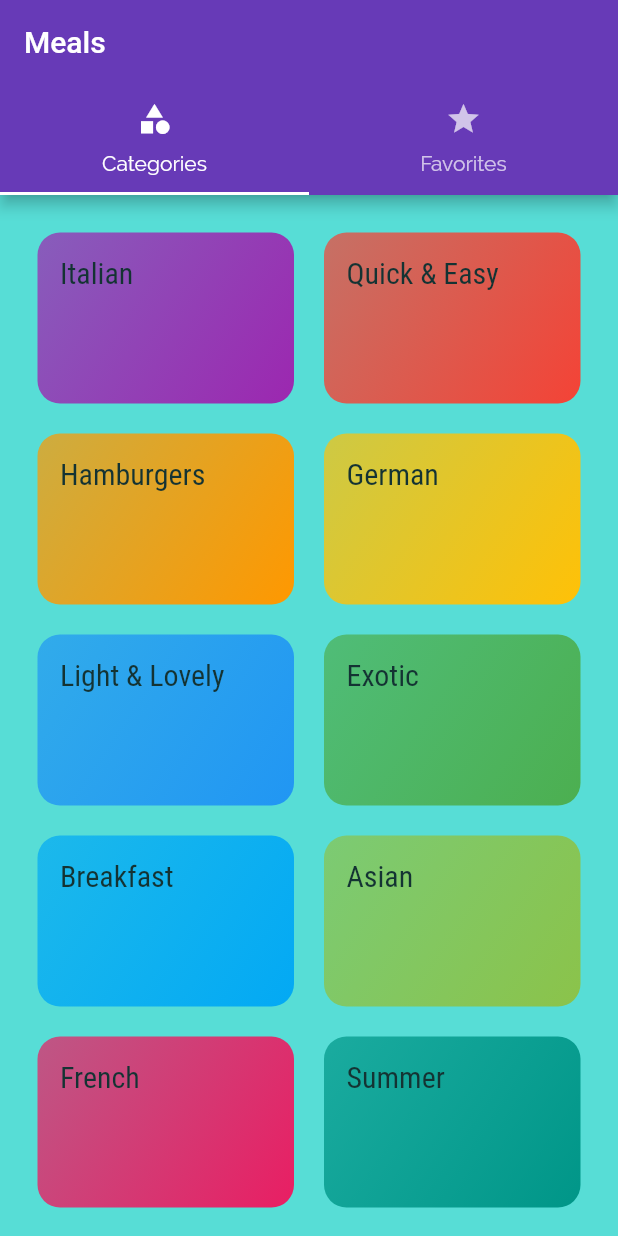
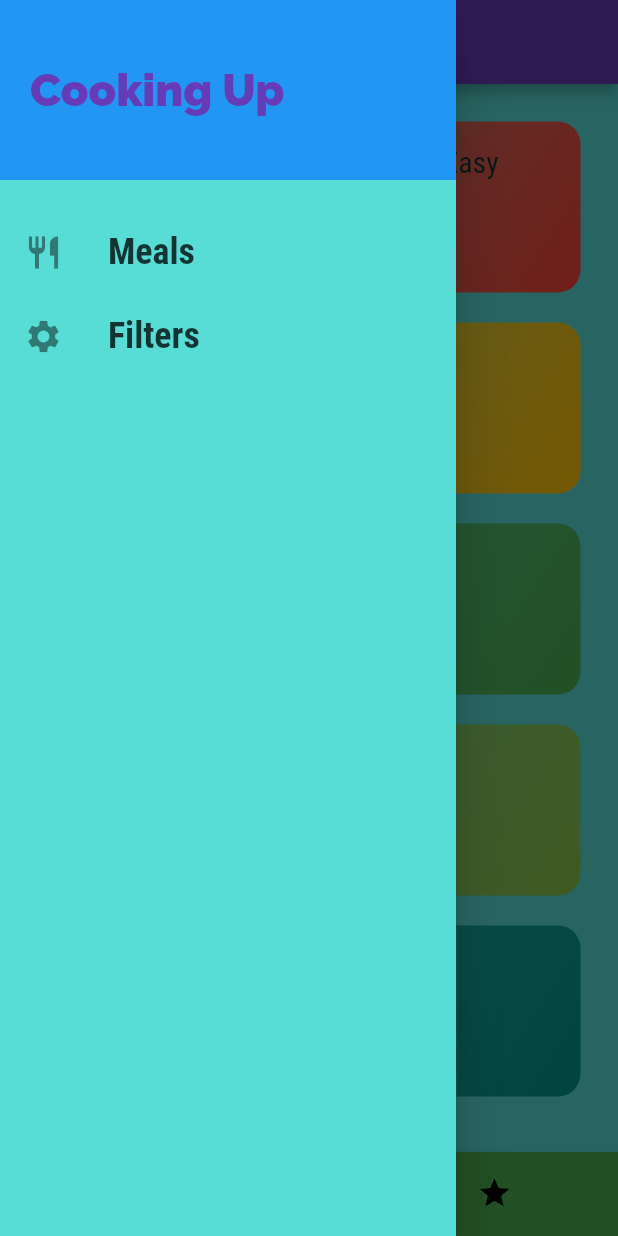
Before and after one commit to Bhautik-Bhalala/MEALS_APP, a Flutter app: the screen it shows after launch, with the side drawer open (before the commit the screen has no drawer), on a phone screen of 412 x 824 dp. Run offline on Flutter 3.47's test engine with Material 2 defaults, Android fonts, the phone set to English and light mode, and no system bars.

Commit message:
nav bar and filters structure

```diff
--- a/lib/Drawer.dart
+++ b/lib/Drawer.dart
@@ -0,0 +1,52 @@
+import 'package:flutter/material.dart';
+
+class Drawer1 extends StatelessWidget {
+  const Drawer1({Key? key}) : super(key: key);
+
+  Widget buildTile(String title , IconData icon , String nav , BuildContext context){
+    return  ListTile(
+      leading: Icon(
+        icon,
+        size: 26,
+      ),
+      title: Text(title,
+        style: TextStyle(
+          fontSize:24 ,
+          fontFamily: 'RobotoCondensed',
+          fontWeight: FontWeight.bold,
+        ),
+      ),
+      onTap: (){
+        Navigator.of(context).pushReplacementNamed(nav);
+      },
+    );
+  }
+
+  @override
+  Widget build(BuildContext context) {
+    return Column(
+      children: <Widget>[
+        Container(
+          height: 120,
+          width: double.infinity,
+          padding: EdgeInsets.all(20),
+          alignment: Alignment.centerLeft,
+          color: Theme.of(context).accentColor,
+          child: Text(
+            'Cooking Up',
+            style: TextStyle(
+              fontWeight: FontWeight.w900,
+              fontSize: 30,
+              color: Theme.of(context).primaryColor,
+            ),
+          ),
+        ),
+        SizedBox(
+          height: 20,
+        ),
+        buildTile('Meals', Icons.restaurant ,'/',context),
+        buildTile('Filters', Icons.settings,'/filters',context)
+      ],
+    );
+  }
+}
--- a/lib/filters.dart
+++ b/lib/filters.dart
@@ -0,0 +1,21 @@
+import 'package:flutter/material.dart';
+import 'package:meals_app/Drawer.dart';
+
+class Filterss extends StatelessWidget {
+  const Filterss({Key? key}) : super(key: key);
+
+  static const routeName = '/filters';
+
+  @override
+  Widget build(BuildContext context) {
+    return Scaffold(
+      appBar: AppBar(
+        title: Text('Your Filters'),
+      ),
+      drawer: Drawer(
+        child: Drawer1(),
+      ),
+      body: Container(),
+    );
+  }
+}
--- a/lib/main.dart
+++ b/lib/main.dart
@@ -1,5 +1,6 @@
 import 'package:flutter/material.dart';
 import 'package:meals_app/catagoriesScreen.dart';
+import 'package:meals_app/filters.dart';
 import 'package:meals_app/mesls_details.dart';
 import 'package:meals_app/tabs.dart';
 import 'categorymealsscreen.dart';
@@ -36,6 +37,7 @@ class MyApp extends StatelessWidget {
         '/' :(ctx)=> Tabs(),
         CategoryMealsScreen.routeName :(ctx) => CategoryMealsScreen(),
         MealDetail.routename :(ctx) => MealDetail(),
+        Filterss.routeName : (ctx) => Filterss(),
       },
       onGenerateRoute: (settings){
         print(settings.arguments);
--- a/lib/tabs.dart
+++ b/lib/tabs.dart
@@ -1,4 +1,5 @@
 import 'package:flutter/material.dart';
+import 'package:meals_app/Drawer.dart';
 import 'package:meals_app/catagoriesScreen.dart';
 import 'package:meals_app/fav.dart';
 
@@ -8,33 +9,53 @@ class Tabs extends StatefulWidget {
 }
 
 class _TabState extends State<Tabs> {
+  final List<Map<String , Widget>> _pages = [
+    {'page' : Categories() , 'title' : Text('Categories')},
+    {'page' : Fav() , 'title' : Text('Your Favourites')},
+  ];
+
+  int _selelctedpageindex = 0;
+
+  void _selectpage(int index) {
+    setState(() {
+      _selelctedpageindex = index;
+    });
+  }
+
   @override
   Widget build(BuildContext context) {
-    return DefaultTabController(
-      length: 2,
-      child: Scaffold(
-        appBar: AppBar(
-          title: Text('Meals'),
-          bottom: TabBar(
-            tabs: <Widget>[
-              Tab(
-                icon: Icon(Icons.category),
-                text: 'Categories',
-              ),
-              Tab(
-                icon: Icon(Icons.star),
-                text: 'Favorites',
-              ),
-            ],
-          ),
-        ),
-        body: TabBarView(
-          children: [
-            Categories(),
-            Fav(),
-
-          ],
-        ),
+    return Scaffold(
+      appBar: AppBar(
+        title: _pages[_selelctedpageindex]['title'],
+      ),
+      drawer: Drawer(
+        child: Drawer1(),
+      ),
+      body: _pages[_selelctedpageindex]['page'],
+      bottomNavigationBar: BottomNavigationBar(
+        onTap: _selectpage,
+        backgroundColor: Theme.of(context).primaryColor,
+        unselectedItemColor: Colors.black ,
+        selectedItemColor: Theme.of(context).accentColor ,
+        currentIndex: _selelctedpageindex,
+        type: BottomNavigationBarType.shifting,
+        items:  [
+        BottomNavigationBarItem(
+            backgroundColor: Colors.green,
+            icon: Icon(
+              Icons.category,
+            ),
+            label: "Categories"),
+        BottomNavigationBarItem(
+            backgroundColor: Theme.of(context).primaryColor,
+            icon: Icon(
+              Icons.star,
+            ),
+            label: "Favourites"),
+        // BottomNavigationBarItem(icon: Icon(Icons.layers), label: "Item"),
+        // BottomNavigationBarItem(
+        //     icon: Icon(Icons.person), label: "Accounts"),
+        ],
       ),
     );
   }
```
